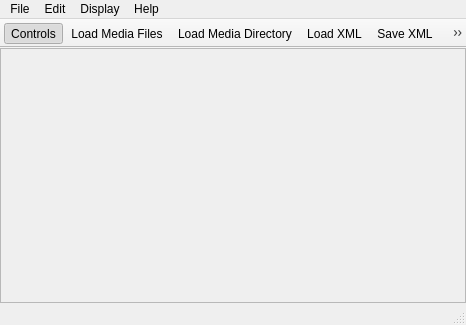
This is libs/gui-osg-qt/ACMultiMediaCycleOsgQt.ui in MediaCycle/MediaCycle as Qt 5 draws it before an edit. The edited form follows.
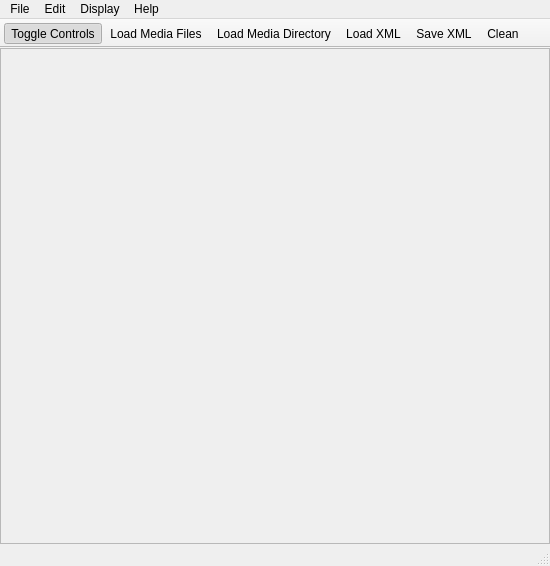
This is the edited form.

```diff
--- a/libs/gui-osg-qt/ACMultiMediaCycleOsgQt.ui
+++ b/libs/gui-osg-qt/ACMultiMediaCycleOsgQt.ui
@@ -9,8 +9,8 @@
    <rect>
     <x>0</x>
     <y>0</y>
-    <width>466</width>
-    <height>325</height>
+    <width>550</width>
+    <height>566</height>
    </rect>
   </property>
   <property name="sizePolicy">
@@ -21,7 +21,7 @@
   </property>
   <property name="minimumSize">
    <size>
-    <width>466</width>
+    <width>550</width>
     <height>325</height>
    </size>
   </property>
@@ -52,7 +52,7 @@
     <rect>
      <x>0</x>
      <y>0</y>
-     <width>466</width>
+     <width>550</width>
      <height>22</height>
     </rect>
    </property>
@@ -172,7 +172,7 @@
     <bool>true</bool>
    </property>
    <property name="text">
-    <string>Controls</string>
+    <string>Toggle Controls</string>
    </property>
    <property name="toolTip">
     <string>Toggle Dock Panel Controls</string>
```
Left out of the diff: 16 changed lines with no effect on the pictures.
